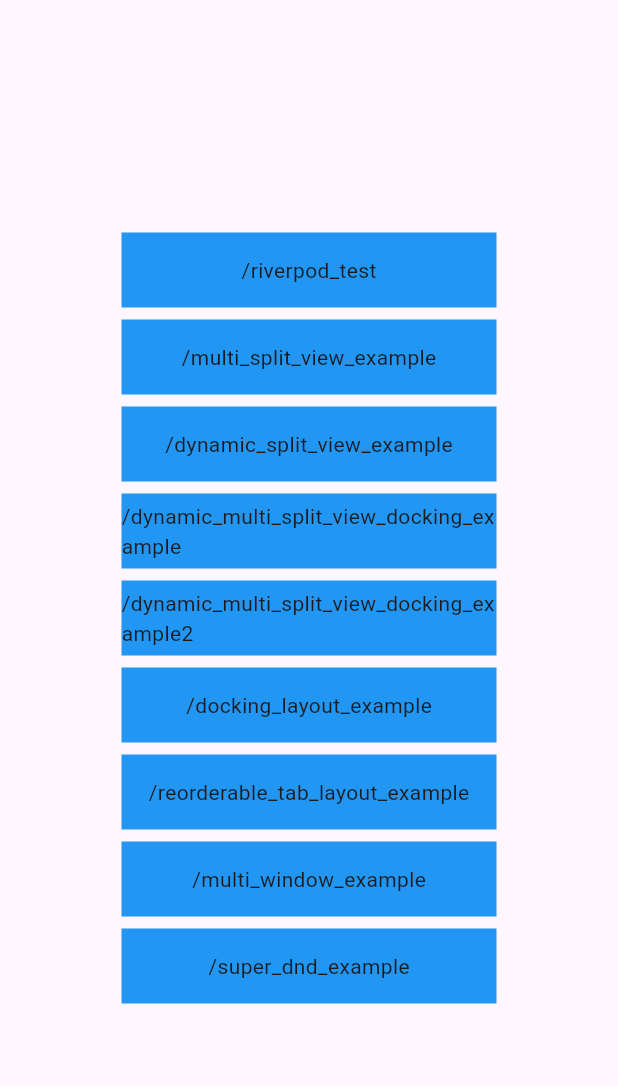
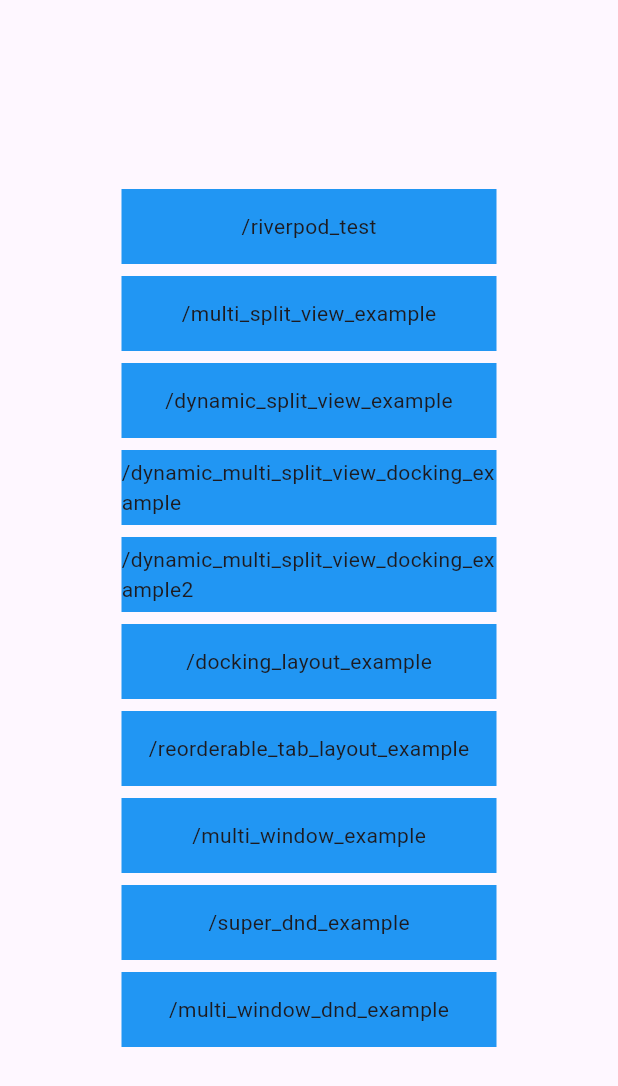
Before and after one commit to nadsi96/flutter_playground, a Flutter app: the screen it shows after launch, on a phone screen of 412 x 824 dp. Shown: the top 1086 px of the screen. Run offline on Flutter 3.47's test engine with Material 3 defaults, Android fonts, the phone set to English and light mode, and no system bars; our stand-ins replace flutter_riverpod, shared_preferences; missing offline and left inert: desktop_multi_window, docking, multi_split_view, super_drag_and_drop, window_manager.

Commit message:
윈도간 드래그 드랍 작성 중  - 새 창 노출

```diff
--- a/lib/main.dart
+++ b/lib/main.dart
@@ -15,6 +15,7 @@ import 'package:window_manager/window_manager.dart';
 
 import 'multi_split_view/dynamic_split_view_docking_example.dart';
 import 'multi_split_view/dynamic_split_view_docking_example2.dart';
+import 'multi_window_dnd/multi_window_dnd_example.dart' as multiWindowDndExample;
 import 'multi_window_dnd/super_dnd_example/super_dnd_example.dart';
 
 void main(List<String> args) async{
@@ -102,13 +103,35 @@ class MyApp extends StatelessWidget {
           return MaterialApp(
             home: home
           );
+        } else if(arguments!["targetScreen"] == "multi_window_dnd_example") {
+          final data = arguments!["data"];
+          final tabData = data["tabData"];
+          home = multiWindowDndExample.MultiWindowDndExample(
+            windowId: windowId!,
+            tabData: multiWindowDndExample.TabData(
+              id: tabData["id"],
+              title: tabData["title"],
+              content: tabData["content"],
+            ),
+          );
+          // return MaterialApp(
+          //   home: home
+          // );
         }
       }
     }
-    return MaterialApp(
-      initialRoute: '/home',
-      routes: routes
-    );
+    if(home == null) {
+      return MaterialApp(
+          initialRoute: '/home',
+          routes: routes
+      );
+    } else{
+      return MaterialApp(
+        home: home,
+        routes: routes
+      );
+    }
+
   }
 }
 
@@ -123,6 +146,7 @@ final routes = {
   '/reorderable_tab_layout_example': (context) => ReorderableTabLayoutExample(),
   '/multi_window_example': (context) => MultiWindowExample(),
   '/super_dnd_example': (context) => SuperDndExample(),
+  '/multi_window_dnd_example': (context) => multiWindowDndExample.MultiWindowDndExample(windowId: "main"),
 
 };
 class Home extends StatelessWidget{
@@ -165,6 +189,8 @@ class Home extends StatelessWidget{
                 menuButton(context, "/reorderable_tab_layout_example"),
                 menuButton(context, "/multi_window_example"),
                 menuButton(context, "/super_dnd_example"),
+                menuButton(context, "/multi_window_dnd_example"),
+
               ],
             ),
           )
```
Also changed, not shown: lib/multi_window_dnd/multi_window_dnd_example.dart (+44 -11 lines).
